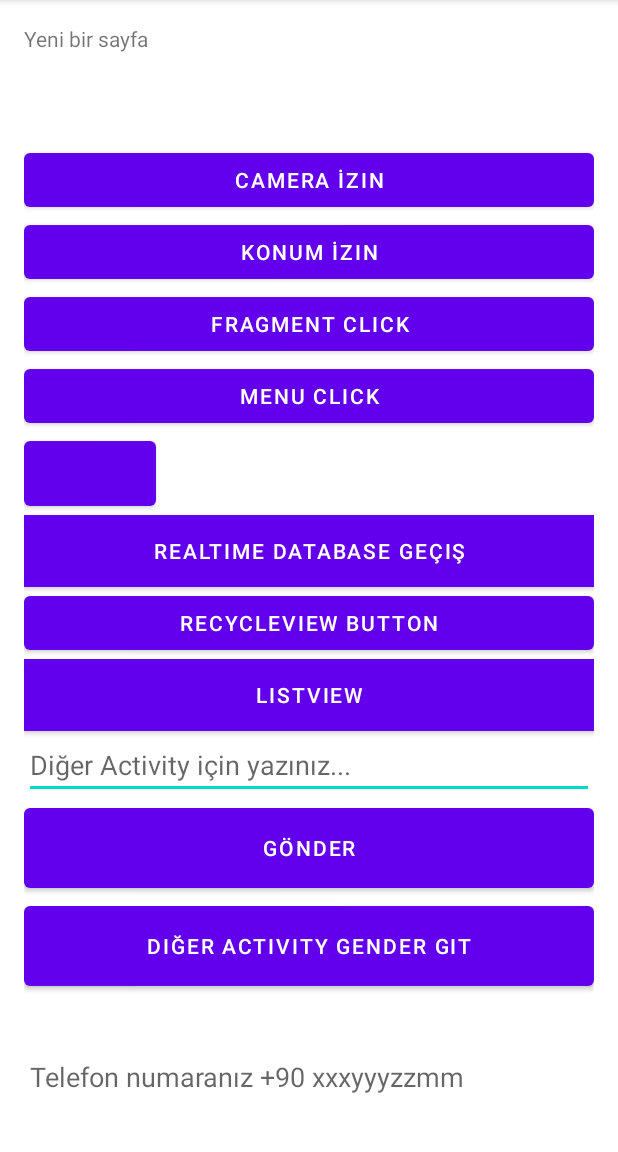
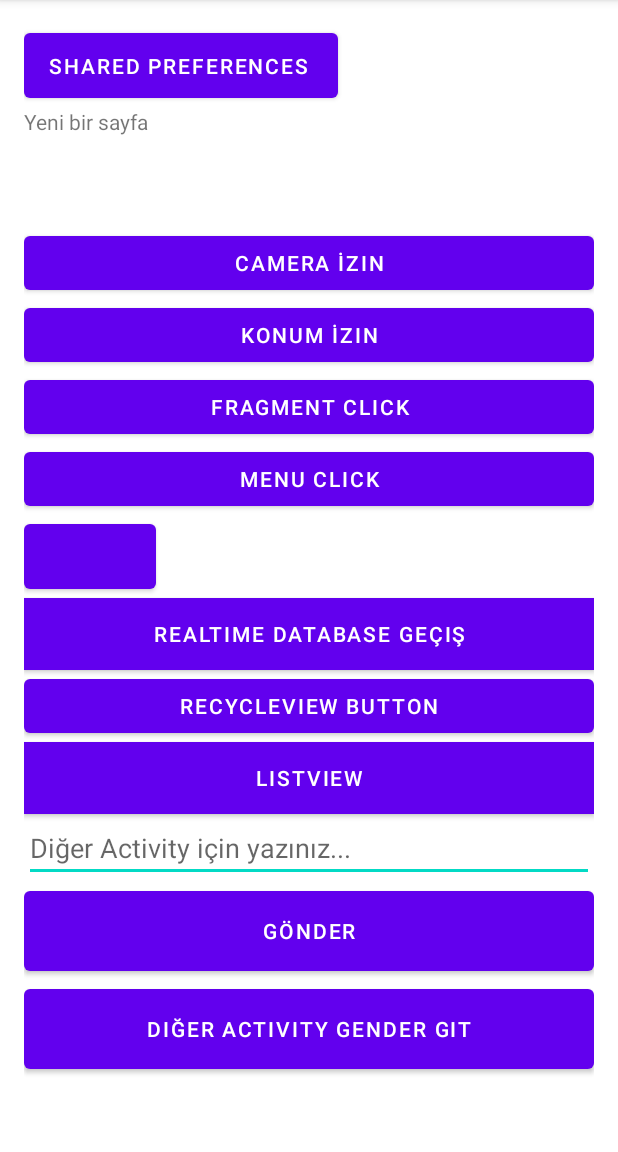
Before and after one commit to hamitmizrak/EcodationAndroid1, an Android app: the screen it shows after launch (MainActivity), on a phone screen of 412 x 824 dp, the part 84-1236 px from its top. Run offline under Robolectric (Android 15) with nearby library versions, the phone set to English and light mode, and no system bars; our stand-ins replace CircleImageView, Firebase (no records; nobody signed in at launch, a user with empty details on screens opened directly); pictures from the network do not load.

Commit message:
shared preferences

```diff
--- a/app/src/main/AndroidManifest.xml
+++ b/app/src/main/AndroidManifest.xml
@@ -7,7 +7,8 @@
     <uses-permission android:name="android.permission.INTERNET" /> <!-- camera izini -->
     <uses-permission android:name="android.permission.CAMERA" /> <!-- location izni -->
     <uses-permission android:name="android.permission.ACCESS_COARSE_LOCATION" />
-    <uses-permission android:name="android.permission.ACCESS_FINE_LOCATION" />
+    <uses-permission android:name="android.permission.ACCESS_FINE_LOCATION" /> <!-- Telefon Rehberi -->
+    <uses-permission android:name="android.permission.READ_CONTACTS" />
 
     <application
         android:allowBackup="true"
@@ -19,6 +20,9 @@
         android:supportsRtl="true"
         android:theme="@style/Theme.EcodationAndroid"
         tools:targetApi="31">
+        <activity
+            android:name=".SharedPreferencesActivity"
+            android:exported="false" />
         <activity
             android:name=".LocationActivity"
             android:exported="false" />
--- a/app/src/main/java/hamitmizrak/com/MainActivity.java
+++ b/app/src/main/java/hamitmizrak/com/MainActivity.java
@@ -34,6 +34,8 @@ import java.util.concurrent.TimeUnit;
 
 public class MainActivity extends AppCompatActivity {
     //Global Variable
+    // shared Preferencences
+    Button preferencesIndentButton;
 
     //Kamera
     Button cameraPermissionButton;
@@ -103,6 +105,17 @@ public class MainActivity extends AppCompatActivity {
         super.onCreate(savedInstanceState);
         setContentView(R.layout.activity_main);
         //Log.e("onCreate", "ilk açılan");
+
+        //Shared Preferencences
+        preferencesIndentButton=findViewById(R.id.preferencesIndentButton);
+        preferencesIndentButton.setOnClickListener(new View.OnClickListener() {
+            @Override
+            public void onClick(View view) {
+                Intent prefencesIndent = new Intent(getApplicationContext(), SharedPreferencesActivity.class);
+                Toast.makeText(getApplicationContext(), "Shared prefences Indent Activity Geçiş yapıldı", Toast.LENGTH_SHORT);
+                startActivity(prefencesIndent);
+            }
+        });
 
         //Kamera
          cameraPermissionButton=findViewById(R.id.cameraPermissionButton);
--- a/app/src/main/res/layout/activity_main.xml
+++ b/app/src/main/res/layout/activity_main.xml
@@ -1,4 +1,5 @@
 <?xml version="1.0" encoding="utf-8"?>
+<!-- ScrollView için gerekli-->
 <RelativeLayout xmlns:android="http://schemas.android.com/apk/res/android"
     xmlns:app="http://schemas.android.com/apk/res-auto"
     xmlns:tools="http://schemas.android.com/tools"
@@ -11,14 +12,22 @@
     android:paddingBottom="16dp"
     tools:context=".MainActivity">
 
+    <!--scrollView-->
     <ScrollView
         android:layout_width="match_parent"
         android:layout_height="match_parent">
 
+        <!--scrollView bağlı-->
         <LinearLayout
             android:layout_width="match_parent"
             android:layout_height="wrap_content"
             android:orientation="vertical">
+
+            <Button
+                android:layout_width="wrap_content"
+                android:layout_height="55dp"
+                android:id="@+id/preferencesIndentButton"
+                android:text="Shared Preferences "/>
 
             <TextView
                 android:layout_width="match_parent"
--- a/app/src/main/res/values/strings.xml
+++ b/app/src/main/res/values/strings.xml
@@ -4,4 +4,5 @@
     <string name="adi">Adı</string>
     <string name="soyadi">Soyadı</string>
     <string name="submit">Gönder</string>
+    <string name="refer">References</string>
 </resources>
```
Also changed, not shown: app/src/main/java/hamitmizrak/com/SharedPreferencesActivity.java (added, +58 -0 lines), app/src/main/res/layout/activity_shared_preferences.xml (added, +29 -0 lines).
